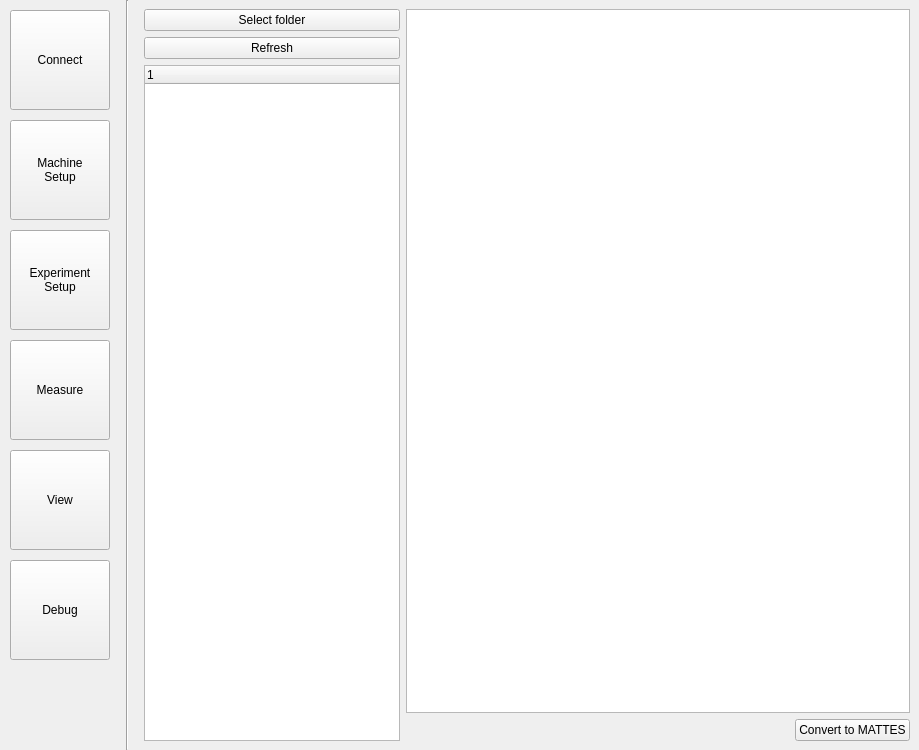
The window that src/main/resources/base/design.ui (OndrejPistora/thymos-loader) describes before a commit, drawn with Qt 5.
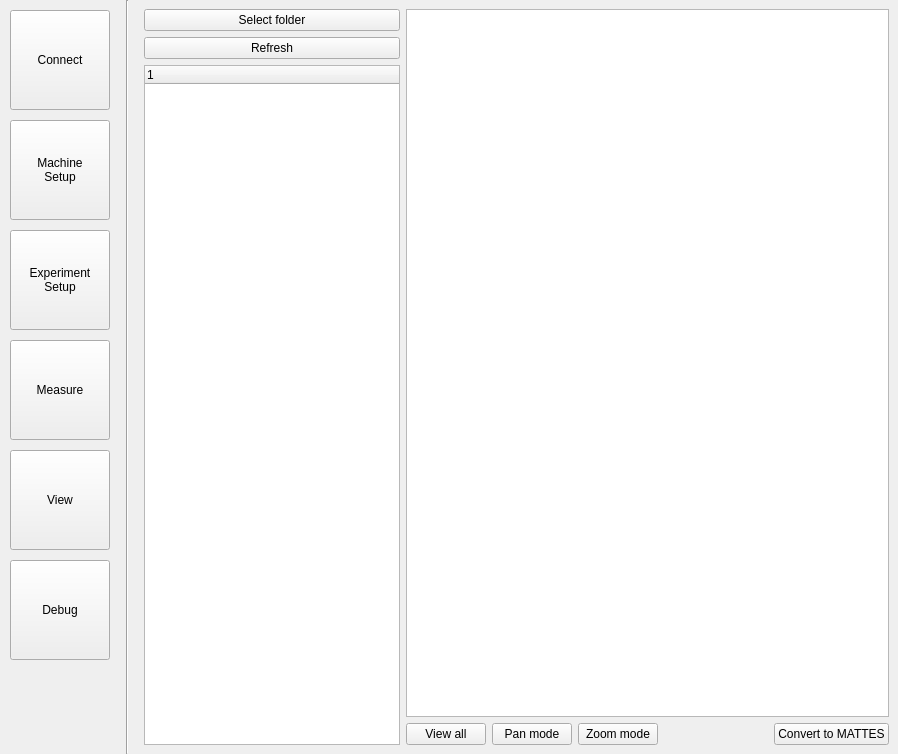
The same window after the commit. The open tabs and pages were chosen to show the change. Custom widgets are drawn as their Qt base class.

Patch:
```diff
--- a/src/main/resources/base/design.ui
+++ b/src/main/resources/base/design.ui
@@ -6,8 +6,8 @@
    <rect>
     <x>0</x>
     <y>0</y>
-    <width>919</width>
-    <height>750</height>
+    <width>898</width>
+    <height>754</height>
    </rect>
   </property>
   <property name="windowTitle">
@@ -1759,8 +1759,14 @@
                    </property>
                   </widget>
                  </item>
-                 <item alignment="Qt::AlignRight">
+                 <item>
                   <widget class="QFrame" name="graphMenu">
+                   <property name="sizePolicy">
+                    <sizepolicy hsizetype="Expanding" vsizetype="Preferred">
+                     <horstretch>0</horstretch>
+                     <verstretch>0</verstretch>
+                    </sizepolicy>
+                   </property>
                    <property name="frameShape">
                     <enum>QFrame::NoFrame</enum>
                    </property>
@@ -1780,6 +1786,40 @@
                     <property name="bottomMargin">
                      <number>0</number>
                     </property>
+                    <item>
+                     <widget class="QPushButton" name="buttonViewAll">
+                      <property name="text">
+                       <string>View all</string>
+                      </property>
+                     </widget>
+                    </item>
+                    <item>
+                     <widget class="QPushButton" name="buttonPanMode">
+                      <property name="text">
+                       <string>Pan mode</string>
+                      </property>
+                     </widget>
+                    </item>
+                    <item>
+                     <widget class="QPushButton" name="buttonZoomMode">
+                      <property name="text">
+                       <string>Zoom mode</string>
+                      </property>
+                     </widget>
+                    </item>
+                    <item>
+                     <spacer name="horizontalSpacer_4">
+                      <property name="orientation">
+                       <enum>Qt::Horizontal</enum>
+                      </property>
+                      <property name="sizeHint" stdset="0">
+                       <size>
+                        <width>40</width>
+                        <height>20</height>
+                       </size>
+                      </property>
+                     </spacer>
+                    </item>
                     <item>
                      <widget class="QPushButton" name="buttonConvertMattes">
                       <property name="toolTip">
```
Left out of the diff: 7 changed lines with no effect on the pictures.
